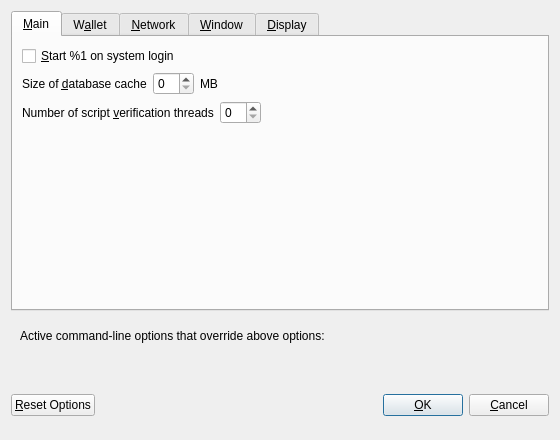
The window that src/qt/forms/optionsdialog.ui (BitcoinUnlimited/BitcoinUnlimited) describes before a commit, drawn with Qt 5.
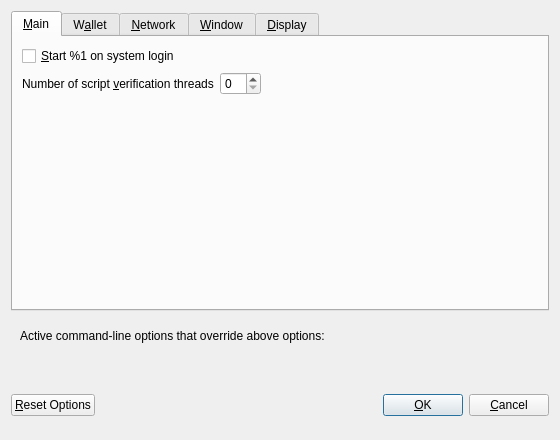
The same window after the commit. The open tabs and pages were chosen to show the change. Custom widgets are drawn as their Qt base class.

Commit message:
Kill QT dbcache setting in Options
This setting is of little use since the operator has to restart
the application anyway to make the setting take effect.  By removing
this and only using -dbcache from either the command line or bitcoin.conf
it gives us the ability to automatically configure the dbcache and
also simplifies the configuration process.

```diff
--- a/src/qt/forms/optionsdialog.ui
+++ b/src/qt/forms/optionsdialog.ui
@@ -37,49 +37,6 @@
          </property>
         </widget>
        </item>
-       <item>
-        <layout class="QHBoxLayout" name="horizontalLayout_2_Main">
-         <item>
-          <widget class="QLabel" name="databaseCacheLabel">
-           <property name="text">
-            <string>Size of &amp;database cache</string>
-           </property>
-           <property name="textFormat">
-            <enum>Qt::PlainText</enum>
-           </property>
-           <property name="buddy">
-            <cstring>databaseCache</cstring>
-           </property>
-          </widget>
-         </item>
-         <item>
-          <widget class="QSpinBox" name="databaseCache"/>
-         </item>
-         <item>
-          <widget class="QLabel" name="databaseCacheUnitLabel">
-           <property name="text">
-            <string>MB</string>
-           </property>
-           <property name="textFormat">
-            <enum>Qt::PlainText</enum>
-           </property>
-          </widget>
-         </item>
-         <item>
-          <spacer name="horizontalSpacer_2_Main">
-           <property name="orientation">
-            <enum>Qt::Horizontal</enum>
-           </property>
-           <property name="sizeHint" stdset="0">
-            <size>
-             <width>40</width>
-             <height>20</height>
-            </size>
-           </property>
-          </spacer>
-         </item>
-        </layout>
-       </item>
        <item>
         <layout class="QHBoxLayout" name="horizontalLayout_3_Main">
          <item>
```
The commit also changes 2 other files.
